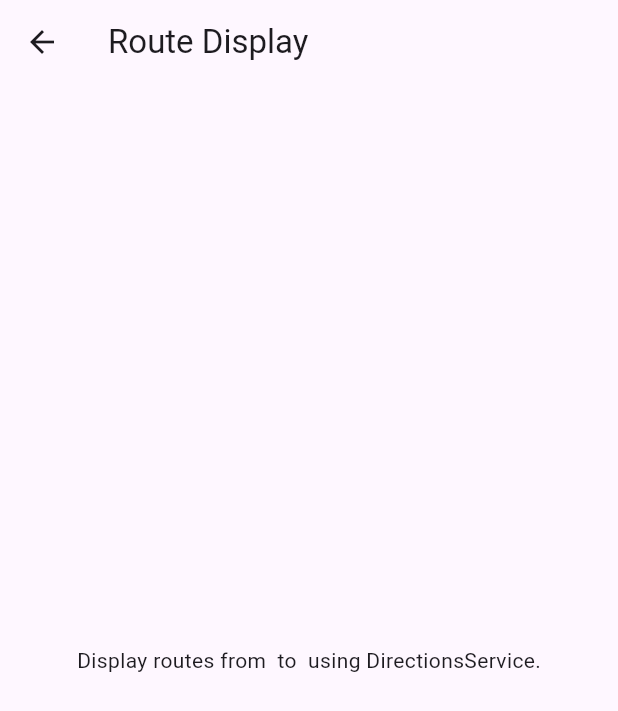
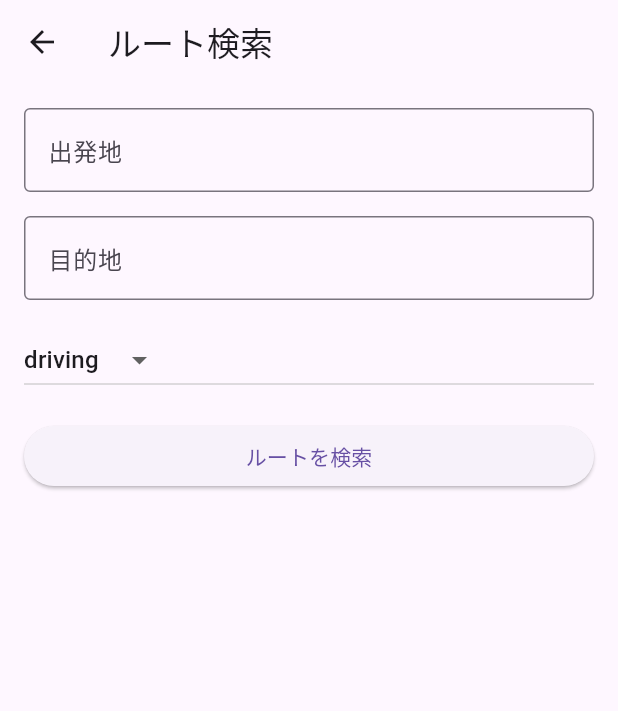
Before and after one commit to hayato-1090/miyazaki-transport-app, a Flutter app: the RouteScreen screen opened directly with empty values, on a phone screen of 412 x 824 dp. Shown: the top 711 px of the screen. Run offline on Flutter 3.47's test engine with Material 3 defaults, Android fonts, the phone set to English and light mode, and no system bars; our stand-ins replace flutter_dotenv.

Commit message:
Update route_screen.dart

```diff
--- a/lib/screens/route_screen.dart
+++ b/lib/screens/route_screen.dart
@@ -1,23 +1,105 @@
 import 'package:flutter/material.dart';
-import 'package:google_maps_flutter/google_maps_flutter.dart';
+import '../services/directions_service.dart';
 
-class RouteScreen extends StatelessWidget {
-  final String origin;
-  final String destination;
+class RouteScreen extends StatefulWidget {
+  final DirectionsService directionsService;
 
-  RouteScreen({required this.origin, required this.destination});
+  RouteScreen({required this.directionsService});
+
+  @override
+  _RouteScreenState createState() => _RouteScreenState();
+}
+
+class _RouteScreenState extends State<RouteScreen> {
+  final TextEditingController originController = TextEditingController();
+  final TextEditingController destinationController = TextEditingController();
+  String selectedMode = 'driving';
+  Map<String, dynamic>? routeResult;
+  bool isLoading = false;
+
+  @override
+  void dispose() {
+    originController.dispose();
+    destinationController.dispose();
+    super.dispose();
+  }
+
+  void searchRoute() async {
+    if (originController.text.isEmpty || destinationController.text.isEmpty) {
+      ScaffoldMessenger.of(context).showSnackBar(
+        SnackBar(content: Text('出発地と目的地を入力してください')),
+      );
+      return;
+    }
+
+    setState(() => isLoading = true);
+
+    final result = await widget.directionsService.getDirections(
+      origin: originController.text,
+      destination: destinationController.text,
+      mode: selectedMode,
+    );
+
+    setState(() {
+      routeResult = result;
+      isLoading = false;
+    });
+  }
 
   @override
   Widget build(BuildContext context) {
     return Scaffold(
-      appBar: AppBar(
-        title: Text('Route Display'),
-      ),
-      body: Center(
-        child: Text('Display routes from $origin to $destination using DirectionsService.'),
+      appBar: AppBar(title: Text('ルート検索')),
+      body: ListView(
+        padding: EdgeInsets.all(16),
+        children: [
+          TextField(
+            controller: originController,
+            decoration: InputDecoration(
+              labelText: '出発地',
+              border: OutlineInputBorder(),
+            ),
+          ),
+          SizedBox(height: 16),
+          TextField(
+            controller: destinationController,
+            decoration: InputDecoration(
+              labelText: '目的地',
+              border: OutlineInputBorder(),
+            ),
+          ),
+          SizedBox(height: 16),
+          DropdownButton<String>(
+            value: selectedMode,
+            items: ['driving', 'transit', 'walking', 'bicycling']
+                .map((mode) => DropdownMenuItem(
+                      value: mode,
+                      child: Text(mode),
+                    ))
+                .toList(),
+            onChanged: (value) => setState(() => selectedMode = value ?? 'driving'),
+          ),
+          SizedBox(height: 16),
+          ElevatedButton(
+            onPressed: isLoading ? null : searchRoute,
+            child: isLoading ? CircularProgressIndicator() : Text('ルートを検索'),
+          ),
+          SizedBox(height: 16),
+          if (routeResult != null)
+            Card(
+              child: Padding(
+                padding: EdgeInsets.all(16),
+                child: Column(
+                  crossAxisAlignment: CrossAxisAlignment.start,
+                  children: [
+                    Text('距離: ${routeResult!['distance'] ?? 'N/A'}'),
+                    Text('所要時間: ${routeResult!['duration'] ?? 'N/A'}'),
+                  ],
+                ),
+              ),
+            ),
+        ],
       ),
     );
   }
-
-  // Add your DirectionsService integration and routing logic here
 }
```
